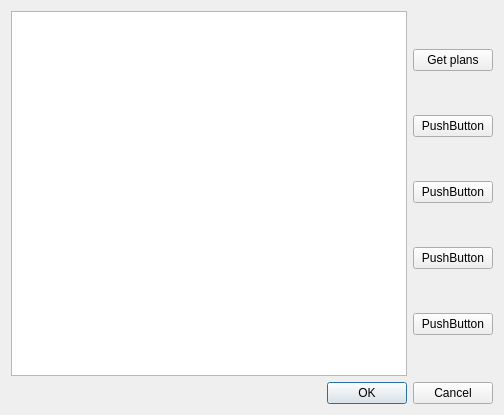
Before: the Qt Designer form plugin/dialog.ui in ajolma/SmartSeaMSPTool, drawn with Qt 5.
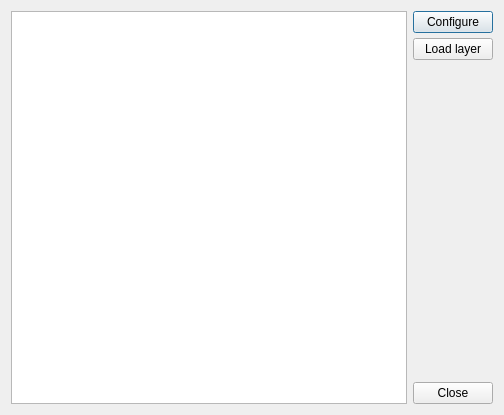
After: the same form once the commit is applied.

Commit message: Plans may have links to datasets. Configure MSP servers. Load plans or datasets.

```diff
--- a/plugin/dialog.ui
+++ b/plugin/dialog.ui
@@ -23,38 +23,40 @@
        </item>
        <item>
         <layout class="QVBoxLayout" name="verticalLayout_3">
+         <property name="spacing">
+          <number>5</number>
+         </property>
          <item>
           <widget class="QPushButton" name="DownloadPushButton">
            <property name="text">
-            <string>Get plans</string>
+            <string>Configure</string>
            </property>
           </widget>
          </item>
          <item>
           <widget class="QPushButton" name="pushButton_2">
            <property name="text">
-            <string>PushButton</string>
+            <string>Load layer</string>
            </property>
           </widget>
          </item>
          <item>
-          <widget class="QPushButton" name="pushButton_3">
-           <property name="text">
-            <string>PushButton</string>
+          <spacer name="verticalSpacer">
+           <property name="orientation">
+            <enum>Qt::Vertical</enum>
            </property>
-          </widget>
-         </item>
-         <item>
-          <widget class="QPushButton" name="pushButton_4">
-           <property name="text">
-            <string>PushButton</string>
+           <property name="sizeHint" stdset="0">
+            <size>
+             <width>20</width>
+             <height>40</height>
+            </size>
            </property>
-          </widget>
+          </spacer>
          </item>
          <item>
           <widget class="QPushButton" name="pushButton">
            <property name="text">
-            <string>PushButton</string>
+            <string>Close</string>
            </property>
           </widget>
          </item>
@@ -62,13 +64,6 @@
        </item>
       </layout>
      </item>
-     <item>
-      <widget class="QDialogButtonBox" name="buttonBox">
-       <property name="standardButtons">
-        <set>QDialogButtonBox::Cancel|QDialogButtonBox::Ok</set>
-       </property>
-      </widget>
-     </item>
     </layout>
    </item>
   </layout>
```
Left out of the diff: 25 changed lines with no effect on the pictures. The commit also changes 8 other files.
